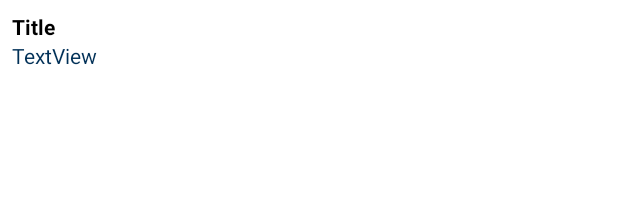
After one commit to bet-buddy/BetBuddy, an Android app: the layout group_adapter.xml on its own in the app's theme, with its tools: preview values and no code run, on a phone screen of 412 x 824 dp. The commit adds this screen. Shown: the top 209 px of the screen. Run offline under Robolectric (Android 15) with nearby library versions, the phone set to English and light mode, and no system bars.

Commit message:
list view groups

```diff
--- a/app/front-end/app/src/main/java/e/iot/betbuddy/GroupActivity.java
+++ b/app/front-end/app/src/main/java/e/iot/betbuddy/GroupActivity.java
@@ -10,6 +10,7 @@ import android.support.v7.app.AppCompatActivity;
 import android.os.Bundle;
 import android.support.v7.widget.Toolbar;
 import android.view.MenuItem;
+import android.widget.ListView;
 
 import com.firebase.ui.auth.AuthUI;
 import com.google.android.gms.tasks.OnCompleteListener;
@@ -27,6 +28,11 @@ public class GroupActivity extends AppCompatActivity {
 
         super.onCreate(savedInstanceState);
         setContentView(R.layout.activity_main);
+
+        ListView groupListView =findViewById(R.id.group_list_view);
+        groupListView.setAdapter(groupAdapter);
+
+
 
         Toolbar toolbar = findViewById(R.id.toolbar);
         setSupportActionBar(toolbar);
--- a/app/front-end/app/src/main/java/e/iot/betbuddy/model/Group.java
+++ b/app/front-end/app/src/main/java/e/iot/betbuddy/model/Group.java
@@ -3,7 +3,7 @@ package e.iot.betbuddy.model;
 import java.util.List;
 
 public class Group {
-    public String GID;
+    public String gid;
     public String group;
     public List<User> user;
 }
--- /dev/null
+++ b/app/front-end/app/src/main/res/layout/group_adapter.xml
@@ -0,0 +1,27 @@
+<?xml version="1.0" encoding="utf-8"?>
+<android.support.constraint.ConstraintLayout xmlns:android="http://schemas.android.com/apk/res/android"
+    android:layout_width="match_parent"
+    android:layout_height="match_parent"
+    xmlns:tools="http://schemas.android.com/tools"
+    xmlns:app="http://schemas.android.com/apk/res-auto">
+    <TextView
+        android:id="@+id/groupname_textview"
+        android:text="@string/title"
+        android:layout_width="wrap_content"
+        android:layout_height="wrap_content"
+        android:layout_marginTop="8dp"
+        app:layout_constraintTop_toTopOf="parent" app:layout_constraintStart_toStartOf="parent"
+        android:layout_marginLeft="8dp" android:layout_marginStart="8dp"
+        android:textStyle="bold" android:textColor="@android:color/black"/>
+
+    <TextView
+        android:id="@+id/content_TextView"
+        android:layout_width="wrap_content"
+        android:layout_height="wrap_content"
+
+        android:text="@string/textview"
+        android:textColor="@color/colorAccent"
+        app:layout_constraintStart_toStartOf="@+id/groupname_textview"
+        app:layout_constraintTop_toBottomOf="@+id/groupname_textview"
+        tools:text="TextView" />
+</android.support.constraint.ConstraintLayout>
--- a/app/front-end/app/src/main/res/values/strings.xml
+++ b/app/front-end/app/src/main/res/values/strings.xml
@@ -115,4 +115,5 @@
     <string name="pers_content">Personal</string>
     <string name="chat">Groups</string>
     <string name="exit">Log Out</string>
+    <string name="textview">textView</string>
 </resources>
```
Also changed, not shown: app/front-end/app/src/main/java/e/iot/betbuddy/LoginActivity.java (+8 -1 lines), app/front-end/app/src/main/java/e/iot/betbuddy/MainActivity.java (+5 -4 lines), app/front-end/app/src/main/java/e/iot/betbuddy/adapters/GroupAdapter.java (+35 -26 lines), app/front-end/app/src/main/java/e/iot/betbuddy/data/DataHolder.java (added, +19 -0 lines).
